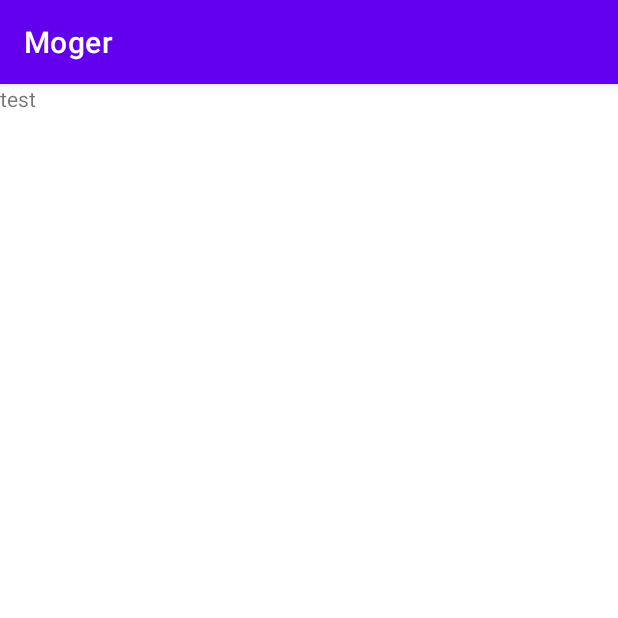
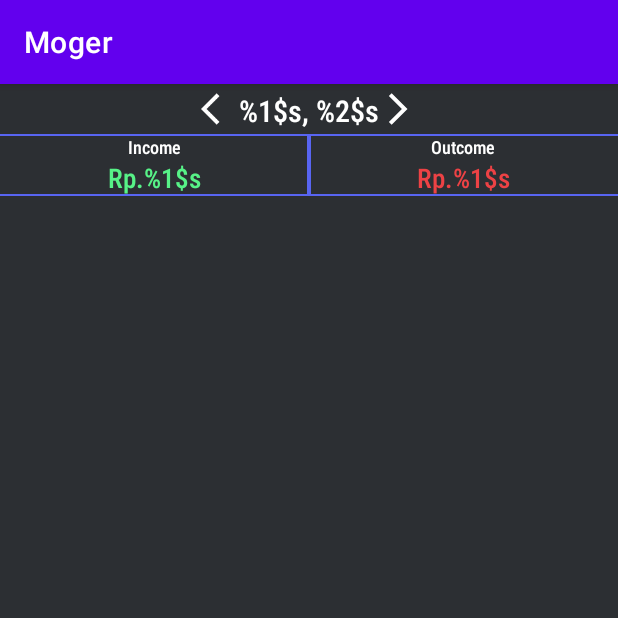
Before and after one commit to ndeeen/Capstone-Moger, an Android app: the GroupDashboardActivity screen opened directly, with no data from a screen before it, on a phone screen of 412 x 824 dp, the top half of it. Run offline under Robolectric (Android 15) with nearby library versions, the phone set to English and light mode, and no system bars.

Commit message:
groupDashboard UI ready implemented

```diff
--- /dev/null
+++ b/MD-Path/app/src/main/res/drawable/baseline_arrow_forward_ios_24.xml
@@ -0,0 +1,5 @@
+<vector android:autoMirrored="true" android:height="24dp"
+    android:tint="#FFFFFF" android:viewportHeight="24"
+    android:viewportWidth="24" android:width="24dp" xmlns:android="http://schemas.android.com/apk/res/android">
+    <path android:fillColor="@android:color/white" android:pathData="M6.23,20.23l1.77,1.77l10,-10l-10,-10l-1.77,1.77l8.23,8.23z"/>
+</vector>
--- /dev/null
+++ b/MD-Path/app/src/main/res/drawable/baseline_close_24.xml
@@ -0,0 +1,5 @@
+<vector android:height="24dp" android:tint="#FFFFFF"
+    android:viewportHeight="24" android:viewportWidth="24"
+    android:width="24dp" xmlns:android="http://schemas.android.com/apk/res/android">
+    <path android:fillColor="@android:color/white" android:pathData="M19,6.41L17.59,5 12,10.59 6.41,5 5,6.41 10.59,12 5,17.59 6.41,19 12,13.41 17.59,19 19,17.59 13.41,12z"/>
+</vector>
--- /dev/null
+++ b/MD-Path/app/src/main/res/drawable/linear_bg.xml
@@ -0,0 +1,18 @@
+<?xml version="1.0" encoding="utf-8"?>
+<layer-list xmlns:android="http://schemas.android.com/apk/res/android">
+
+    <item>
+        <shape android:shape="rectangle" >
+        </shape>
+    </item>
+
+    <item  android:left="-2dp">
+        <shape>
+            <solid android:color="@android:color/transparent" />
+            <stroke
+                android:width="1dp"
+                android:color="@color/discord_blue" />
+        </shape>
+    </item>
+
+</layer-list>
--- /dev/null
+++ b/MD-Path/app/src/main/res/drawable/linear_bg_mirror.xml
@@ -0,0 +1,18 @@
+<?xml version="1.0" encoding="utf-8"?>
+<layer-list xmlns:android="http://schemas.android.com/apk/res/android">
+
+    <item>
+        <shape android:shape="rectangle" >
+        </shape>
+    </item>
+
+    <item  android:right="-2dp">
+        <shape>
+            <solid android:color="@android:color/transparent" />
+            <stroke
+                android:width="1dp"
+                android:color="@color/discord_blue" />
+        </shape>
+    </item>
+
+</layer-list>
--- a/MD-Path/app/src/main/res/layout/activity_group_dashboard.xml
+++ b/MD-Path/app/src/main/res/layout/activity_group_dashboard.xml
@@ -3,14 +3,120 @@
     xmlns:app="http://schemas.android.com/apk/res-auto"
     xmlns:tools="http://schemas.android.com/tools"
     android:layout_width="match_parent"
+    android:background="@color/discord_darkgrey"
     android:layout_height="match_parent"
     tools:context=".screen.groupdashboard.GroupDashboardActivity">
 
-    <TextView
-        android:id="@+id/textView2"
+    <LinearLayout
+        android:id="@+id/linearLayout2"
         android:layout_width="wrap_content"
         android:layout_height="wrap_content"
-        android:text="test"
-        tools:layout_editor_absoluteX="174dp"
-        tools:layout_editor_absoluteY="270dp" />
+        android:layout_marginTop="4dp"
+        android:orientation="horizontal"
+        app:flow_horizontalAlign="center"
+        app:flow_verticalAlign="center"
+        app:layout_constraintEnd_toEndOf="parent"
+        app:layout_constraintStart_toStartOf="parent"
+        app:layout_constraintTop_toTopOf="parent">
+
+        <ImageView
+            android:id="@+id/btn_previous_month"
+            android:layout_width="25dp"
+            android:layout_height="25dp"
+            android:src="@drawable/baseline_arrow_back_ios_24"
+            app:layout_constraintStart_toStartOf="parent"
+            app:layout_constraintTop_toTopOf="parent" />
+
+        <TextView
+            android:id="@+id/tv_selected_month_and_year"
+            android:layout_width="wrap_content"
+            android:layout_height="wrap_content"
+            android:fontFamily="sans-serif-condensed-medium"
+            android:text="@string/selectedMonth"
+            android:textColor="@color/white"
+            android:textSize="20dp" />
+
+        <ImageView
+            android:id="@+id/btn_next_month"
+            android:layout_width="25dp"
+            android:layout_height="25dp"
+            android:src="@drawable/baseline_arrow_forward_ios_24"
+            app:layout_constraintStart_toStartOf="parent"
+            app:layout_constraintTop_toTopOf="parent" />
+    </LinearLayout>
+
+    <LinearLayout
+        android:id="@+id/linearLayout3"
+        android:layout_width="match_parent"
+        android:layout_height="wrap_content"
+        android:layout_marginTop="2dp"
+        android:orientation="horizontal"
+        app:layout_constraintEnd_toEndOf="parent"
+        app:layout_constraintStart_toStartOf="parent"
+        app:layout_constraintTop_toBottomOf="@+id/linearLayout2">
+
+        <LinearLayout
+            android:layout_width="0dp"
+            android:layout_height="wrap_content"
+            android:layout_weight="0.5"
+            android:gravity="center"
+            android:background="@drawable/linear_bg"
+            android:orientation="vertical">
+
+            <TextView
+                android:id="@+id/tv_income_title"
+                android:layout_width="wrap_content"
+                android:layout_height="wrap_content"
+                android:fontFamily="sans-serif-condensed-medium"
+                android:text="@string/income"
+                android:textColor="@color/white"
+                android:textSize="12dp" />
+
+            <TextView
+                android:id="@+id/tv_income_value"
+                android:layout_width="wrap_content"
+                android:layout_height="wrap_content"
+                android:fontFamily="sans-serif-condensed-medium"
+                android:text="@string/moneyValue"
+                android:textColor="@color/discord_green"
+                android:textSize="18dp" />
+        </LinearLayout>
+
+        <LinearLayout
+            android:layout_width="0dp"
+            android:layout_height="wrap_content"
+            android:layout_weight="0.50"
+            android:background="@drawable/linear_bg_mirror"
+            android:gravity="center"
+            android:orientation="vertical">
+
+            <TextView
+                android:id="@+id/tv_outcome_title"
+                android:layout_width="wrap_content"
+                android:layout_height="wrap_content"
+                android:fontFamily="sans-serif-condensed-medium"
+                android:text="@string/outcome"
+                android:textColor="@color/white"
+                android:textSize="12dp" />
+
+            <TextView
+                android:id="@+id/tv_outcome_value"
+                android:layout_width="wrap_content"
+                android:layout_height="wrap_content"
+                android:fontFamily="sans-serif-condensed-medium"
+                android:text="@string/moneyValue"
+                android:textColor="@color/discord_red"
+                android:textSize="18dp" />
+        </LinearLayout>
+
+    </LinearLayout>
+
+    <androidx.recyclerview.widget.RecyclerView
+        android:layout_width="409dp"
+        android:layout_height="656dp"
+        android:layout_marginTop="1dp"
+        app:layout_constraintBottom_toBottomOf="parent"
+        app:layout_constraintEnd_toEndOf="parent"
+        app:layout_constraintStart_toStartOf="parent"
+        app:layout_constraintTop_toBottomOf="@+id/linearLayout3" />
 </androidx.constraintlayout.widget.ConstraintLayout>
--- a/MD-Path/app/src/main/res/values/strings.xml
+++ b/MD-Path/app/src/main/res/values/strings.xml
@@ -32,4 +32,15 @@
     <string name="enter">Enter</string>
     <string name="profile">Profile</string>
     <string name="grouplist">Group List</string>
+    <string name="selectedMonth">%1$s, %2$s</string>
+    <string name="income">Income</string>
+    <string name="outcome">Outcome</string>
+    <string name="moneyValue">Rp.%1$s</string>
+    <string name="day">Day %1$s</string>
+
+    <string name="kind">Kind</string>
+    <string name="from">From</string>
+    <string name="category">Category</string>
+    <string name="amount">Amount</string>
+    <string name="createdBy">Created By</string>
 </resources>
```
Also changed, not shown: MD-Path/app/src/main/res/drawable/linear_bg_white.xml (added, +18 -0 lines), MD-Path/app/src/main/res/drawable/linear_bg_white_mirror.xml (added, +18 -0 lines), MD-Path/app/src/main/res/drawable/linear_grey_bottom_bg.xml (added, +18 -0 lines), MD-Path/app/src/main/res/layout/item_transaction_groupby_day.xml (added, +153 -0 lines), MD-Path/app/src/main/res/layout/subitem_transaction.xml (added, +104 -0 lines).
